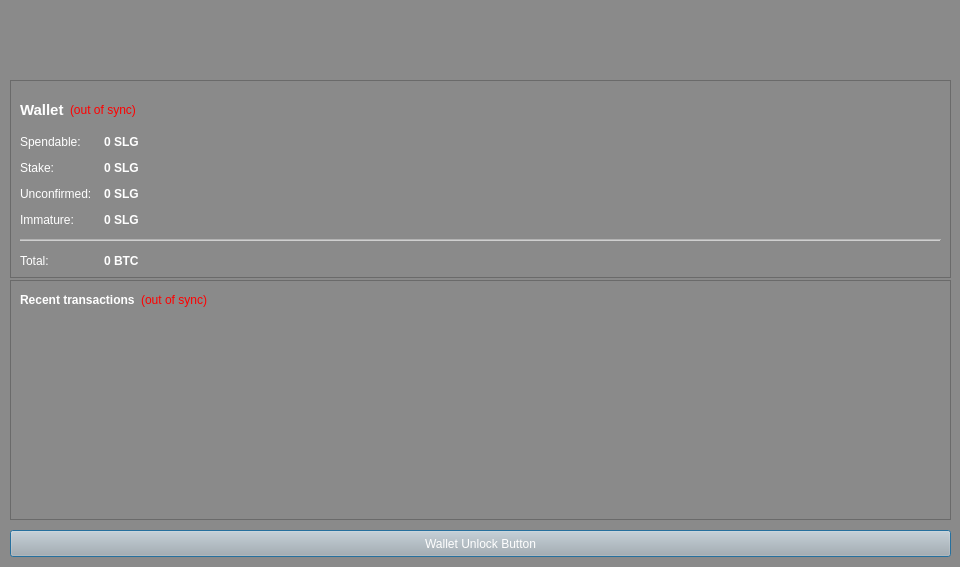
This is src/qt/forms/overviewpage.ui in Sterlingcoin/Sterlingcoin-1.5.1.1-Lite-Edition-Linux-Source as Qt 5 draws it before an edit. The edited form follows.
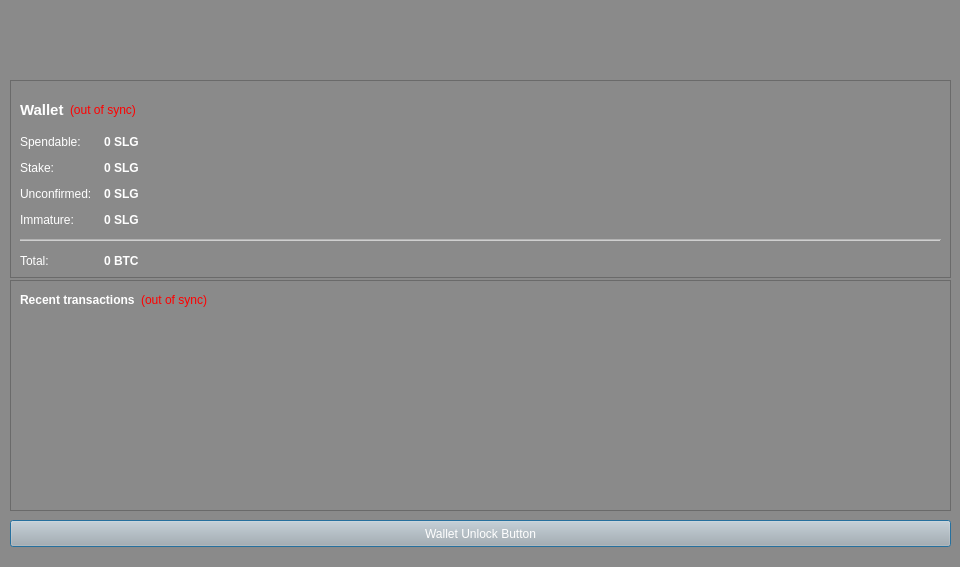
This is the edited form. Icons and pictures are not drawn.

Patch:
```diff
--- a/src/qt/forms/overviewpage.ui
+++ b/src/qt/forms/overviewpage.ui
@@ -496,7 +496,7 @@
     <rect>
      <x>9</x>
      <y>9</y>
-     <width>261</width>
+     <width>256</width>
      <height>64</height>
     </rect>
    </property>
@@ -520,7 +520,7 @@
    <property name="geometry">
     <rect>
      <x>10</x>
-     <y>530</y>
+     <y>520</y>
      <width>941</width>
      <height>27</height>
     </rect>
@@ -540,6 +540,15 @@
    <property name="palette">
     <palette>
      <active>
+      <colorrole role="WindowText">
+       <brush brushstyle="SolidPattern">
+        <color alpha="255">
+         <red>255</red>
+         <green>255</green>
+         <blue>255</blue>
+        </color>
+       </brush>
+      </colorrole>
       <colorrole role="Button">
        <brush brushstyle="SolidPattern">
         <color alpha="255">
@@ -549,6 +558,15 @@
         </color>
        </brush>
       </colorrole>
+      <colorrole role="Text">
+       <brush brushstyle="SolidPattern">
+        <color alpha="255">
+         <red>255</red>
+         <green>255</green>
+         <blue>255</blue>
+        </color>
+       </brush>
+      </colorrole>
       <colorrole role="ButtonText">
        <brush brushstyle="SolidPattern">
         <color alpha="255">
@@ -578,6 +596,15 @@
       </colorrole>
      </active>
      <inactive>
+      <colorrole role="WindowText">
+       <brush brushstyle="SolidPattern">
+        <color alpha="255">
+         <red>255</red>
+         <green>255</green>
+         <blue>255</blue>
+        </color>
+       </brush>
+      </colorrole>
       <colorrole role="Button">
        <brush brushstyle="SolidPattern">
         <color alpha="255">
@@ -587,6 +614,15 @@
         </color>
        </brush>
       </colorrole>
+      <colorrole role="Text">
+       <brush brushstyle="SolidPattern">
+        <color alpha="255">
+         <red>255</red>
+         <green>255</green>
+         <blue>255</blue>
+        </color>
+       </brush>
+      </colorrole>
       <colorrole role="ButtonText">
        <brush brushstyle="SolidPattern">
         <color alpha="255">
@@ -616,6 +652,15 @@
       </colorrole>
      </inactive>
      <disabled>
+      <colorrole role="WindowText">
+       <brush brushstyle="SolidPattern">
+        <color alpha="255">
+         <red>255</red>
+         <green>255</green>
+         <blue>255</blue>
+        </color>
+       </brush>
+      </colorrole>
       <colorrole role="Button">
        <brush brushstyle="SolidPattern">
         <color alpha="255">
@@ -625,12 +670,21 @@
         </color>
        </brush>
       </colorrole>
+      <colorrole role="Text">
+       <brush brushstyle="SolidPattern">
+        <color alpha="255">
+         <red>255</red>
+         <green>255</green>
+         <blue>255</blue>
+        </color>
+       </brush>
+      </colorrole>
       <colorrole role="ButtonText">
        <brush brushstyle="SolidPattern">
         <color alpha="255">
-         <red>178</red>
-         <green>178</green>
-         <blue>178</blue>
+         <red>255</red>
+         <green>255</green>
+         <blue>255</blue>
         </color>
        </brush>
       </colorrole>
@@ -662,7 +716,8 @@
     <bool>false</bool>
    </property>
    <property name="styleSheet">
-    <string notr="true">background-color: rgb(178, 178, 178);</string>
+    <string notr="true">background-color: rgb(178, 178, 178);
+color: rgb(255,255,255);</string>
    </property>
    <property name="text">
     <string>Wallet Unlock Button</string>
@@ -2289,7 +2344,7 @@
      <x>10</x>
      <y>280</y>
      <width>941</width>
-     <height>240</height>
+     <height>231</height>
     </rect>
    </property>
    <property name="palette">
@@ -2473,8 +2528,8 @@
    <property name="frameShadow">
     <enum>QFrame::Raised</enum>
    </property>
-   <layout class="QGridLayout" name="gridLayout">
-    <item row="0" column="0">
+   <layout class="QVBoxLayout" name="verticalLayout">
+    <item>
      <layout class="QHBoxLayout" name="horizontalLayout_2">
       <item>
        <widget class="QLabel" name="label_4">
@@ -2672,7 +2727,7 @@
       </item>
      </layout>
     </item>
-    <item row="1" column="0">
+    <item>
      <widget class="QListView" name="listTransactions">
       <property name="palette">
        <palette>
```
